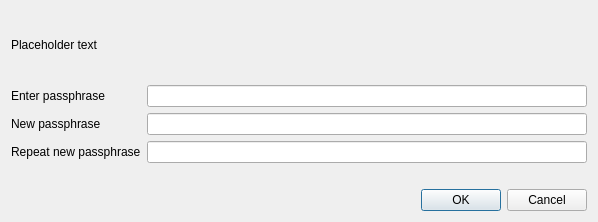
The window that src/qt/forms/askpassphrasedialog.ui (cadexproject/cadex) describes before a commit, drawn with Qt 5.
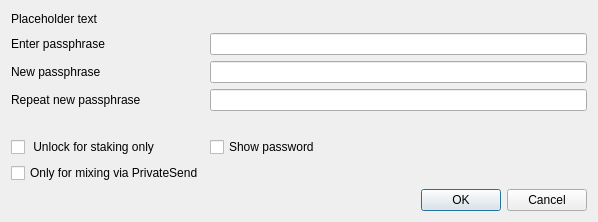
The same window after the commit.

```diff
--- a/src/qt/forms/askpassphrasedialog.ui
+++ b/src/qt/forms/askpassphrasedialog.ui
@@ -108,6 +108,42 @@
        </property>
       </widget>
      </item>
+     <item row="6" column="0">
+      <widget class="QCheckBox" name="mixingOnlyCheckBox">
+       <property name="enabled">
+        <bool>true</bool>
+       </property>
+       <property name="visible">
+        <bool>false</bool>
+       </property>
+       <property name="toolTip">
+        <string>Serves to disable the trivial sendmoney when OS account compromised. Provides no real security.</string>
+       </property>
+       <property name="text">
+        <string>Only for mixing via PrivateSend</string>
+       </property>
+      </widget>
+     </item>
+     <item row="5" column="0">
+      <widget class="QCheckBox" name="stakingCheckBox">
+       <property name="enabled">
+        <bool>true</bool>
+       </property>
+       <property name="visible">
+        <bool>false</bool>
+       </property>
+       <property name="text">
+        <string> Unlock for staking only</string>
+       </property>
+      </widget>
+     </item>
+     <item row="5" column="1">
+      <widget class="QCheckBox" name="toggleShowPasswordButton">
+       <property name="text">
+        <string>Show password</string>
+       </property>
+      </widget>
+     </item>
     </layout>
    </item>
    <item>
```
